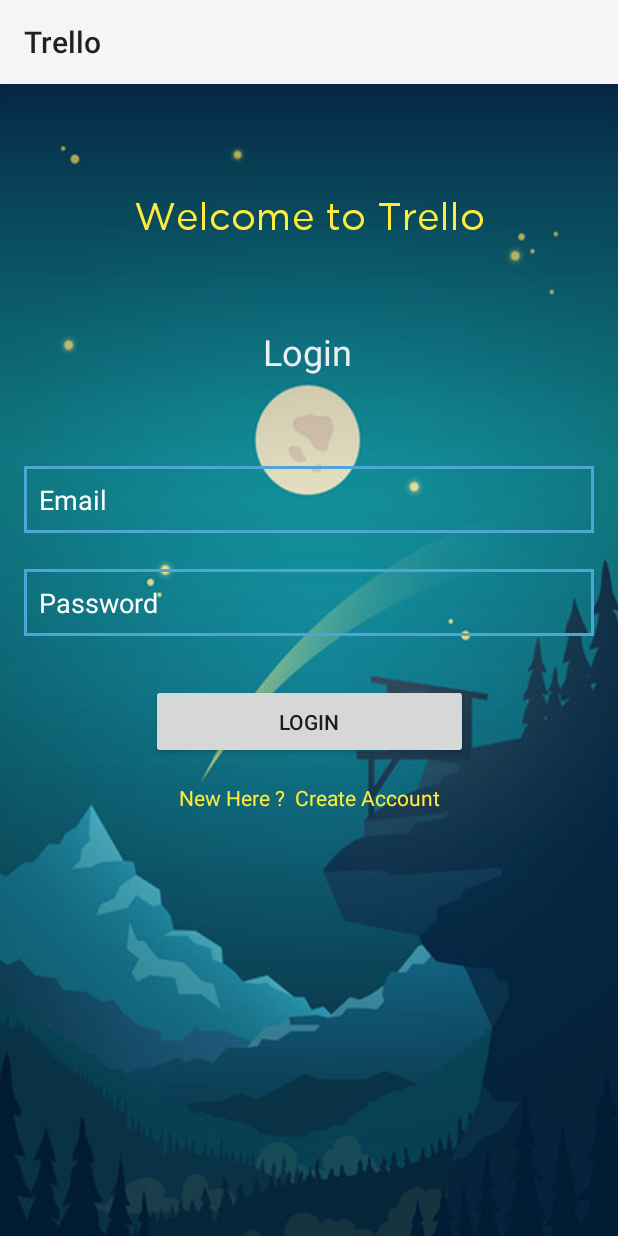
After one commit to ktvn100/NMCNPM-CNTN18-Group09-Trello, an Android app: the Login screen opened directly, with no data from a screen before it, on a phone screen of 412 x 824 dp. The commit adds this screen. Run offline under Robolectric (Android 15) with nearby library versions, the phone set to English and light mode, and no system bars; our stand-ins replace Firebase (no records; nobody signed in at launch, a user with empty details on screens opened directly); Roboto replaces fonts that are not available here.

Commit message:
Add Login, Register Activity

```diff
--- a/app/build.gradle
+++ b/app/build.gradle
@@ -33,6 +33,7 @@
     implementation 'androidx.appcompat:appcompat:1.2.0'
     implementation 'com.google.android.material:material:1.2.1'
     implementation 'androidx.constraintlayout:constraintlayout:2.0.4'
+    implementation 'com.google.firebase:firebase-auth:19.3.1'
     testImplementation 'junit:junit:4.+'
     androidTestImplementation 'androidx.test.ext:junit:1.1.2'
     androidTestImplementation 'androidx.test.espresso:espresso-core:3.3.0'
--- /dev/null
+++ b/app/src/main/java/com/hcmus/trello/Login.java
@@ -0,0 +1,92 @@
+package com.hcmus.trello;
+
+import androidx.annotation.NonNull;
+import androidx.appcompat.app.AppCompatActivity;
+
+import android.content.Intent;
+import android.os.Bundle;
+import android.text.TextUtils;
+import android.view.View;
+import android.widget.Button;
+import android.widget.EditText;
+import android.widget.ProgressBar;
+import android.widget.TextView;
+import android.widget.Toast;
+
+import com.google.android.gms.tasks.OnCompleteListener;
+import com.google.android.gms.tasks.Task;
+import com.google.firebase.auth.AuthResult;
+import com.google.firebase.auth.FirebaseAuth;
+
+public class Login extends AppCompatActivity {
+
+    EditText mEmail,mPassword;
+    Button mLoginBtn;
+    TextView mCreateBtn;
+    ProgressBar progressBar;
+    FirebaseAuth fAuth;
+    @Override
+    protected void onCreate(Bundle savedInstanceState) {
+        super.onCreate(savedInstanceState);
+        setContentView(R.layout.activity_login);
+        mEmail = findViewById(R.id.Email);
+        mPassword = findViewById(R.id.password);
+        progressBar = findViewById(R.id.progressBar);
+        fAuth = FirebaseAuth.getInstance();
+        mLoginBtn = findViewById(R.id.loginBtn);
+        mCreateBtn = findViewById(R.id.createText);
+
+
+
+        mLoginBtn.setOnClickListener(new View.OnClickListener() {
+            @Override
+            public void onClick(View v) {
+
+                String email = mEmail.getText().toString().trim();
+                String password = mPassword.getText().toString().trim();
+
+                if(TextUtils.isEmpty(email)){
+                    mEmail.setError("Email is Required.");
+                    return;
+                }
+
+                if(TextUtils.isEmpty(password)){
+                    mPassword.setError("Password is Required.");
+                    return;
+                }
+
+                if(password.length() < 6){
+                    mPassword.setError("Password Must be >= 6 Characters");
+                    return;
+                }
+
+                progressBar.setVisibility(View.VISIBLE);
+
+                // authenticate the user
+
+                fAuth.signInWithEmailAndPassword(email,password).addOnCompleteListener(new OnCompleteListener<AuthResult>() {
+                    @Override
+                    public void onComplete(@NonNull Task<AuthResult> task) {
+                        if(task.isSuccessful()){
+                            Toast.makeText(Login.this, "Logged in Successfully", Toast.LENGTH_SHORT).show();
+                            startActivity(new Intent(getApplicationContext(),MainActivity.class));
+                        }else {
+                            Toast.makeText(Login.this, "Error ! " + task.getException().getMessage(), Toast.LENGTH_SHORT).show();
+                            progressBar.setVisibility(View.GONE);
+                        }
+
+                    }
+                });
+
+            }
+        });
+
+        mCreateBtn.setOnClickListener(new View.OnClickListener() {
+            @Override
+            public void onClick(View v) {
+                startActivity(new Intent(getApplicationContext(),Register.class));
+            }
+        });
+
+    }
+}
--- /dev/null
+++ b/app/src/main/res/drawable-v24/back.xml
@@ -0,0 +1,5 @@
+<?xml version="1.0" encoding="utf-8"?>
+<shape xmlns:android="http://schemas.android.com/apk/res/android" android:shape="rectangle" >
+    <solid android:color="@android:color/transparent" />
+    <stroke android:width="2dp" android:color="#4fa5d5"/>
+</shape>
--- /dev/null
+++ b/app/src/main/res/layout/activity_login.xml
@@ -0,0 +1,104 @@
+<?xml version="1.0" encoding="utf-8"?>
+<androidx.constraintlayout.widget.ConstraintLayout xmlns:android="http://schemas.android.com/apk/res/android"
+    xmlns:app="http://schemas.android.com/apk/res-auto"
+    xmlns:tools="http://schemas.android.com/tools"
+    android:layout_width="match_parent"
+    android:layout_height="match_parent"
+    tools:context=".Login"
+    android:background="@drawable/good_night_img">
+
+
+    <TextView
+        android:id="@+id/textView"
+        android:layout_width="wrap_content"
+        android:layout_height="wrap_content"
+        android:fontFamily="@font/gotham"
+        android:text="Welcome to Trello"
+        android:textColor="#FFEB3B"
+        android:textSize="25dp"
+        app:layout_constraintBottom_toBottomOf="parent"
+        app:layout_constraintEnd_toEndOf="parent"
+        app:layout_constraintStart_toStartOf="parent"
+        app:layout_constraintTop_toTopOf="parent"
+        app:layout_constraintVertical_bias="0.100000024" />
+
+    <TextView
+        android:id="@+id/textView2"
+        android:layout_width="wrap_content"
+        android:layout_height="wrap_content"
+        android:layout_marginTop="60dp"
+        android:text="Login"
+        android:textColor="#EBEFF1"
+        android:textSize="24sp"
+        app:layout_constraintEnd_toEndOf="parent"
+        app:layout_constraintHorizontal_bias="0.498"
+        app:layout_constraintStart_toStartOf="parent"
+        app:layout_constraintTop_toBottomOf="@+id/textView" />
+
+    <EditText
+        android:id="@+id/Email"
+        android:layout_width="0dp"
+        android:layout_height="wrap_content"
+        android:layout_marginStart="16dp"
+        android:layout_marginTop="60dp"
+        android:layout_marginEnd="16dp"
+        android:background="@drawable/back"
+        android:ems="10"
+        android:hint="Email"
+        android:inputType="textEmailAddress"
+        android:padding="10dp"
+        android:textColor="#ffffff"
+        android:textColorHint="#ffffff"
+        app:layout_constraintEnd_toEndOf="parent"
+        app:layout_constraintHorizontal_bias="0.0"
+        app:layout_constraintStart_toStartOf="parent"
+        app:layout_constraintTop_toBottomOf="@+id/textView2" />
+
+    <EditText
+        android:id="@+id/password"
+        android:layout_width="0dp"
+        android:layout_height="wrap_content"
+        android:layout_marginStart="16dp"
+        android:layout_marginTop="24dp"
+        android:layout_marginEnd="16dp"
+        android:background="@drawable/back"
+        android:ems="10"
+        android:padding="10dp"
+        android:textColor="#ffffff"
+        android:textColorHint="#ffffff"
+        android:hint="Password"
+        android:inputType="textPassword"
+        app:layout_constraintEnd_toEndOf="parent"
+        app:layout_constraintStart_toStartOf="parent"
+        app:layout_constraintTop_toBottomOf="@+id/Email" />
+    <TextView
+        android:id="@+id/createText"
+        android:layout_width="wrap_content"
+        android:layout_height="wrap_content"
+        android:layout_marginTop="16dp"
+        android:text="New Here ?  Create Account"
+        android:textColor="#FFEB3B"
+        app:layout_constraintEnd_toEndOf="parent"
+        app:layout_constraintStart_toStartOf="parent"
+        app:layout_constraintTop_toBottomOf="@+id/loginBtn" />
+    <ProgressBar
+        android:id="@+id/progressBar"
+        style="?android:attr/progressBarStyle"
+        android:layout_width="wrap_content"
+        android:layout_height="wrap_content"
+        android:visibility="invisible"
+        app:layout_constraintBottom_toBottomOf="parent"
+        app:layout_constraintEnd_toEndOf="parent"
+        app:layout_constraintStart_toStartOf="parent"
+        app:layout_constraintTop_toBottomOf="@+id/loginBtn" />
+    <Button
+        android:id="@+id/loginBtn"
+        android:layout_width="211dp"
+        android:layout_height="50dp"
+        android:layout_marginTop="32dp"
+        android:text="Login"
+        app:layout_constraintEnd_toEndOf="parent"
+        app:layout_constraintStart_toStartOf="parent"
+        app:layout_constraintTop_toBottomOf="@+id/password" />
+
+</androidx.constraintlayout.widget.ConstraintLayout>
--- /dev/null
+++ b/app/src/main/res/values/arrays.xml
@@ -0,0 +1,4 @@
+<?xml version="1.0" encoding="utf-8"?>
+<resources>
+    <string-array name="com_google_android_gms_fonts_certs" />
+</resources>
```
Also changed, not shown: app/src/main/AndroidManifest.xml (+8 -0 lines), app/src/main/java/com/hcmus/trello/MainActivity.java (+9 -0 lines), app/src/main/java/com/hcmus/trello/Register.java (added, +90 -0 lines), app/src/main/res/font/archivo_black.xml (added, +7 -0 lines), app/src/main/res/font/asset.xml (added, +7 -0 lines), app/src/main/res/layout/activity_main.xml (+13 -0 lines), app/src/main/res/layout/activity_register.xml (added, +147 -0 lines), app/src/main/res/drawable-v24/good_morning_img.png (added), app/src/main/res/drawable-v24/good_night_img.png (added), app/src/main/res/font/gotham.ttf (added).
